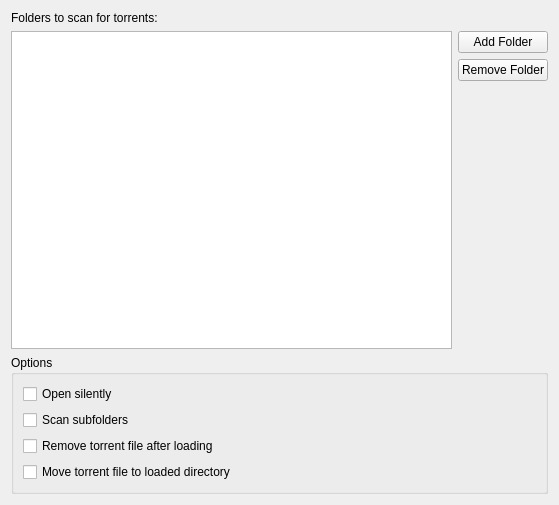
The window that plugins/scanfolder/scanfolderprefpage.ui (KDE/ktorrent) describes before a commit, drawn with Qt 5.
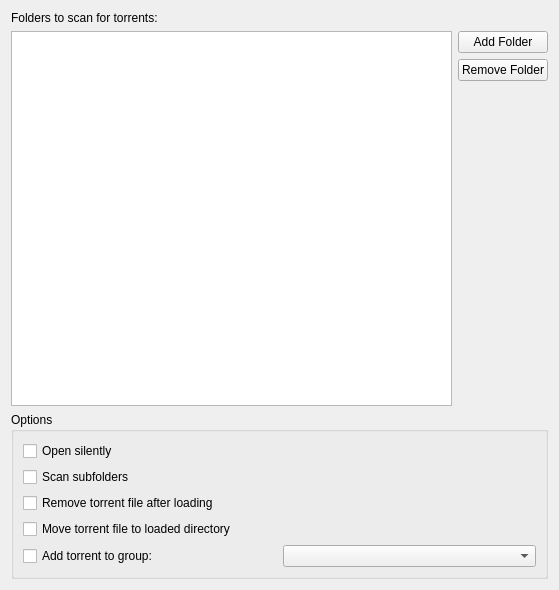
The same window after the commit. Custom widgets are drawn as their Qt base class.

Commit message: The scanfolder plugin now has an option to add torrents to a group, when it loads a torrent.

Diff of the .ui file:
```diff
--- a/plugins/scanfolder/scanfolderprefpage.ui
+++ b/plugins/scanfolder/scanfolderprefpage.ui
@@ -6,7 +6,7 @@
     <x>0</x>
     <y>0</y>
     <width>559</width>
-    <height>505</height>
+    <height>590</height>
    </rect>
   </property>
   <layout class="QVBoxLayout" >
@@ -111,6 +111,33 @@
         </property>
        </widget>
       </item>
+      <item>
+       <layout class="QHBoxLayout" >
+        <item>
+         <widget class="QCheckBox" name="kcfg_addToGroup" >
+          <property name="toolTip" >
+           <string>&lt;html>&lt;head>&lt;meta name="qrichtext" content="1" />&lt;style type="text/css">
+p, li { white-space: pre-wrap; }
+&lt;/style>&lt;/head>&lt;body style=" font-family:'Bitstream Vera Sans'; font-size:8pt; font-weight:400; font-style:normal;">
+&lt;p style=" margin-top:0px; margin-bottom:0px; margin-left:0px; margin-right:0px; -qt-block-indent:0; text-indent:0px;">Add torrents opened with this plugun to a group.&lt;/p>&lt;/body>&lt;/html></string>
+          </property>
+          <property name="text" >
+           <string>Add torrent to group:</string>
+          </property>
+         </widget>
+        </item>
+        <item>
+         <widget class="QComboBox" name="m_group" >
+          <property name="toolTip" >
+           <string>&lt;html>&lt;head>&lt;meta name="qrichtext" content="1" />&lt;style type="text/css">
+p, li { white-space: pre-wrap; }
+&lt;/style>&lt;/head>&lt;body style=" font-family:'Bitstream Vera Sans'; font-size:8pt; font-weight:400; font-style:normal;">
+&lt;p style=" margin-top:0px; margin-bottom:0px; margin-left:0px; margin-right:0px; -qt-block-indent:0; text-indent:0px;">Group to add torrents to.&lt;/p>&lt;/body>&lt;/html></string>
+          </property>
+         </widget>
+        </item>
+       </layout>
+      </item>
      </layout>
     </widget>
    </item>
```
Left out of the diff: 19 changed lines with no effect on the pictures. The commit also changes 15 other files.
